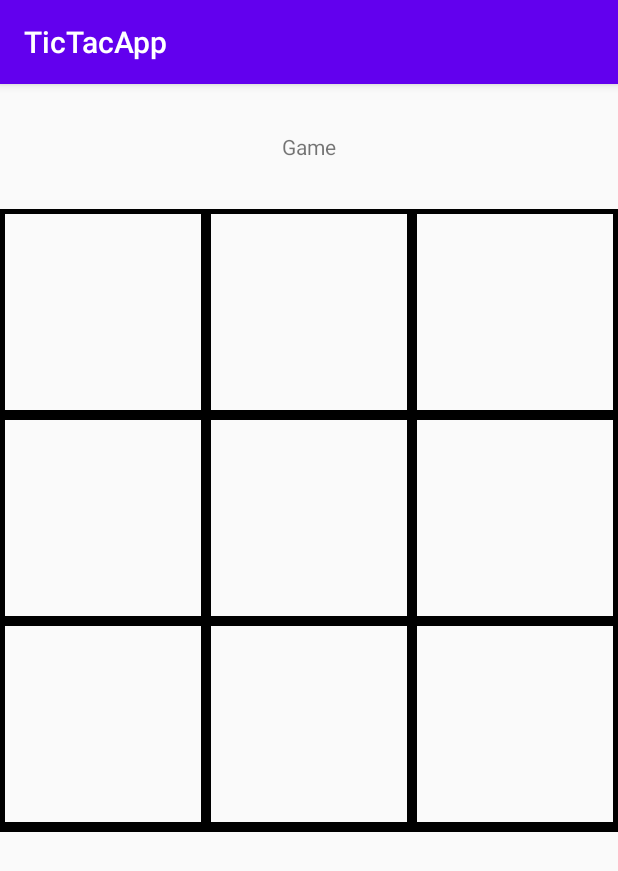
After one commit to romulojjunior/tictac-app-challenge, an Android app: the GameActivity screen opened directly, with no data from a screen before it, on a phone screen of 412 x 824 dp. The commit adds this screen. Shown: the top 871 px of the screen. Run offline under Robolectric (Android 15) with nearby library versions, the phone set to English and light mode, and no system bars; 1 statement that could not run was skipped.

Commit message:
Created GameActivity and GameView to render game.

```diff
--- a/app/src/main/AndroidManifest.xml
+++ b/app/src/main/AndroidManifest.xml
@@ -12,6 +12,7 @@
         android:roundIcon="@mipmap/ic_launcher_round"
         android:supportsRtl="true"
         android:theme="@style/AppTheme">
+        <activity android:name=".features.game.GameActivity"></activity>
         <activity android:name=".MainActivity">
             <intent-filter>
                 <action android:name="android.intent.action.MAIN" />
--- a/app/src/main/java/com/company/tictacapp/MainActivity.kt
+++ b/app/src/main/java/com/company/tictacapp/MainActivity.kt
@@ -13,6 +13,7 @@ import com.company.tictacapp.common.analyzer.GameAnalyzer
 import com.company.tictacapp.common.helpers.ImageHelper
 import com.company.tictacapp.common.models.PlayerChoice
 import com.company.tictacapp.common.usecases.AnalyzeImageUserCase
+import com.company.tictacapp.features.game.GameActivity
 import kotlinx.android.synthetic.main.activity_main.*
 import kotlinx.coroutines.*
 
@@ -94,11 +95,15 @@ class MainActivity : AppCompatActivity() {
                     ticTocMapping.opponentPlayer = PlayerChoice.x
                 }
 
-                val result = gameAnalyzer.findBestPosition(ticTocMapping)
+                runOnUiThread {
+                    startActivity(GameActivity.newIntent(applicationContext, ticTocMapping))
+                }
 
-                runOnUiThread {
-                    Toast.makeText(application, "Best position: (${result[0]}, ${result[1]})", Toast.LENGTH_LONG).show()
-                }
+//                val result = gameAnalyzer.findBestPosition(ticTocMapping)
+//
+//                runOnUiThread {
+//                    Toast.makeText(application, "Best position: (${result[0]}, ${result[1]})", Toast.LENGTH_LONG).show()
+//                }
             }
         }
     }
--- a/app/src/main/java/com/company/tictacapp/common/models/TicTacMapping.kt
+++ b/app/src/main/java/com/company/tictacapp/common/models/TicTacMapping.kt
@@ -1,6 +1,8 @@
 package com.company.tictacapp.common.models
 
-class TicTacMapping(var matrix: ArrayList<ArrayList<PlayerChoice?>> = arrayListOf()) {
+import java.io.Serializable
+
+class TicTacMapping(var matrix: ArrayList<ArrayList<PlayerChoice?>> = arrayListOf()) : Serializable {
     var aiUserPlayer: PlayerChoice = PlayerChoice.x
     var opponentPlayer: PlayerChoice = PlayerChoice.o
 
--- /dev/null
+++ b/app/src/main/java/com/company/tictacapp/features/game/GameActivity.kt
@@ -0,0 +1,37 @@
+package com.company.tictacapp.features.game
+
+import android.content.Context
+import android.content.Intent
+import androidx.appcompat.app.AppCompatActivity
+import android.os.Bundle
+import com.company.tictacapp.R
+import com.company.tictacapp.common.models.TicTacMapping
+
+class GameActivity : AppCompatActivity() {
+    lateinit var tictacMapping: TicTacMapping
+
+    companion object {
+        private const val PARAM_MAPPING = "PARAM_MAPPING"
+
+        fun newIntent(context: Context, ticTocMapping: TicTacMapping) : Intent {
+            val intent = Intent(context, GameActivity::class.java)
+            intent.putExtra(PARAM_MAPPING, ticTocMapping)
+            return intent
+        }
+    }
+
+    override fun onCreate(savedInstanceState: Bundle?) {
+        super.onCreate(savedInstanceState)
+        setContentView(R.layout.activity_game)
+        loadParams()
+        println(tictacMapping)
+    }
+
+    private fun loadParams() {
+        intent?.apply {
+            if (hasExtra(PARAM_MAPPING)) {
+                tictacMapping = getSerializableExtra(PARAM_MAPPING) as TicTacMapping
+            }
+        }
+    }
+}
--- /dev/null
+++ b/app/src/main/java/com/company/tictacapp/features/game/customViews/GameView.kt
@@ -0,0 +1,41 @@
+package com.company.tictacapp.features.game.customViews
+
+import android.content.Context
+import android.graphics.Canvas
+import android.graphics.Color
+import android.graphics.Paint
+import android.util.AttributeSet
+import android.view.View
+import kotlin.math.min
+
+class GameView(context: Context, attrs: AttributeSet) : View(context, attrs) {
+
+    override fun onDraw(canvas: Canvas?) {
+        super.onDraw(canvas)
+        renderBoard(canvas)
+    }
+
+    private fun renderBoard(canvas: Canvas?) {
+        val minMeasured = min(measuredWidth, measuredHeight)
+        val paint = Paint()
+
+        paint.color = Color.BLACK
+        paint.strokeWidth = 10f
+
+        val columnWith: Float = (minMeasured / 3).toFloat()
+        val columnHeight: Float = (minMeasured).toFloat()
+
+        val rowWith: Float = (minMeasured).toFloat()
+        val rowHeight: Float = (minMeasured / 3).toFloat()
+
+        (0..3).forEach { index ->
+            val position = columnWith * index
+            canvas?.drawLine(position,0f, position, columnHeight, paint)
+        }
+
+        (0..3).forEach { index ->
+            val position = rowHeight * index
+            canvas?.drawLine(0f, position, rowWith, position, paint)
+        }
+    }
+}
--- /dev/null
+++ b/app/src/main/res/layout/activity_game.xml
@@ -0,0 +1,27 @@
+<?xml version="1.0" encoding="utf-8"?>
+<androidx.constraintlayout.widget.ConstraintLayout xmlns:android="http://schemas.android.com/apk/res/android"
+    xmlns:app="http://schemas.android.com/apk/res-auto"
+    xmlns:tools="http://schemas.android.com/tools"
+    android:layout_width="match_parent"
+    android:layout_height="match_parent"
+    tools:context=".features.game.GameActivity">
+
+    <TextView
+        android:id="@+id/textView"
+        android:layout_width="wrap_content"
+        android:layout_height="wrap_content"
+        android:layout_marginTop="32dp"
+        android:text="@string/game"
+        app:layout_constraintEnd_toEndOf="parent"
+        app:layout_constraintStart_toStartOf="parent"
+        app:layout_constraintTop_toTopOf="parent" />
+
+    <com.company.tictacapp.features.game.customViews.GameView
+        android:layout_width="0dp"
+        android:layout_height="0dp"
+        android:layout_marginTop="32dp"
+        app:layout_constraintBottom_toBottomOf="parent"
+        app:layout_constraintEnd_toEndOf="parent"
+        app:layout_constraintStart_toStartOf="parent"
+        app:layout_constraintTop_toBottomOf="@+id/textView" />
+</androidx.constraintlayout.widget.ConstraintLayout>
--- a/app/src/main/res/values/strings.xml
+++ b/app/src/main/res/values/strings.xml
@@ -4,4 +4,5 @@
     <string name="select">Select</string>
     <string name="select_screenshot">Select screenshot</string>
     <string name="choose_your_player">Choose your player</string>
+    <string name="game">Game</string>
 </resources>
```
